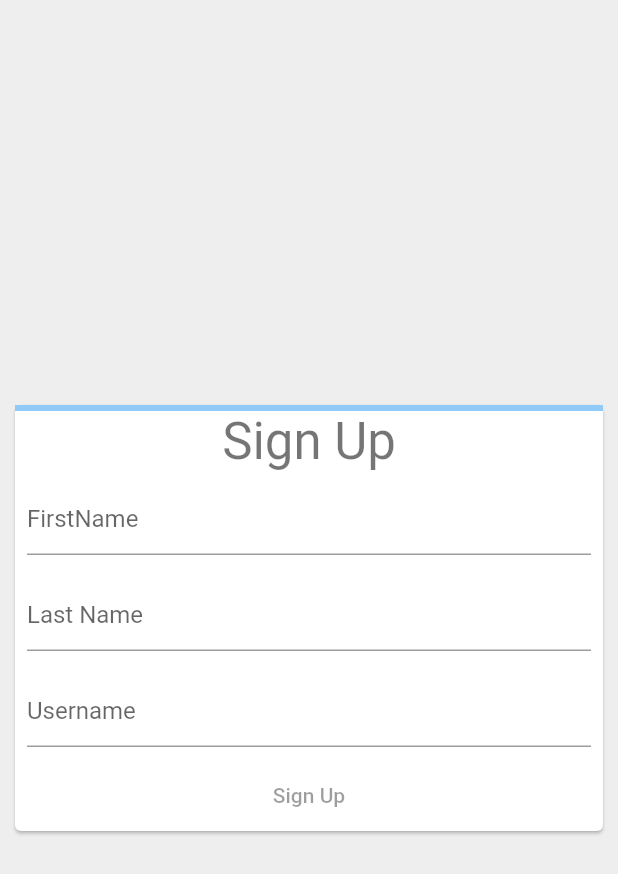
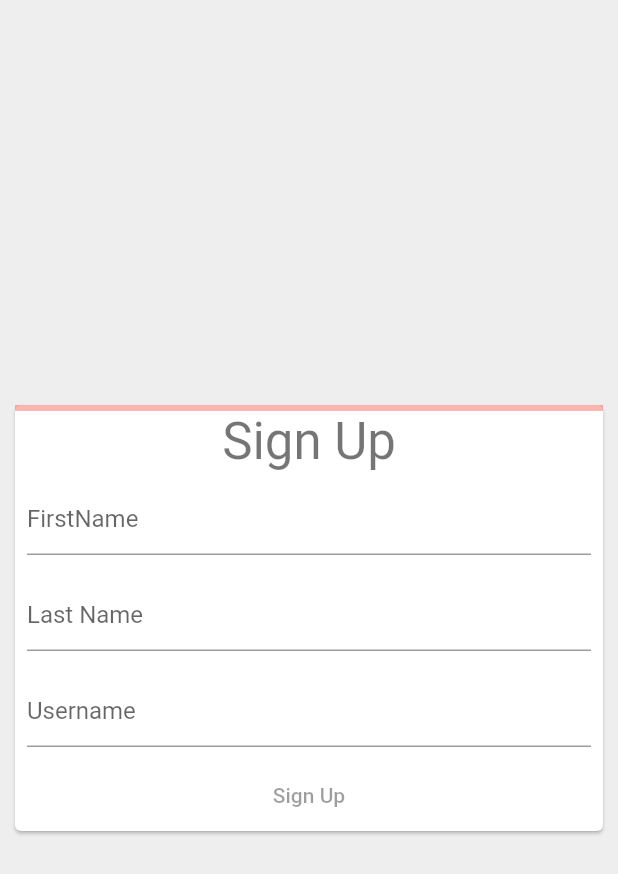
Before and after one commit to markiplagat/flutter-signup-example, a Flutter app: the screen it shows after launch, on a phone screen of 412 x 824 dp. Shown: the top 874 px of the screen. Run offline on Flutter 3.47's test engine with Material 2 defaults, Android fonts, the phone set to English and light mode, and no system bars.

Commit message:
Animation for sign in progress

```diff
--- a/lib/main.dart
+++ b/lib/main.dart
@@ -79,7 +79,7 @@ class _SignupFormState extends State<SignUpForm> {
       child: Column(
         mainAxisSize: MainAxisSize.min,
         children: [
-          LinearProgressIndicator(value: _formProgress),
+          AnimatedProgressIndicator(value: _formProgress),
           Text('Sign Up', style: Theme.of(context).textTheme.headline4),
           Padding(
             padding: const EdgeInsets.all(8.0),
@@ -137,3 +137,66 @@ class WelcomeScreen extends StatelessWidget {
     );
   }
 }
+
+// Animation for sign in progress
+class AnimatedProgressIndicator extends StatefulWidget {
+  final double value;
+
+  const AnimatedProgressIndicator({
+    required this.value,
+  });
+  @override
+  State<StatefulWidget> createState() {
+    return _AnimatedProgressIndicatorState();
+  }
+}
+
+class _AnimatedProgressIndicatorState extends State<AnimatedProgressIndicator>
+    with SingleTickerProviderStateMixin {
+  late AnimationController _controller;
+  late Animation<Color?> _colorAnimation;
+  late Animation<double> _curveAnimation;
+
+  @override
+  void initState() {
+    super.initState();
+    _controller = AnimationController(
+        duration: const Duration(milliseconds: 1200), vsync: this);
+
+    final colorTween = TweenSequence([
+      TweenSequenceItem(
+        tween: ColorTween(begin: Colors.red, end: Colors.orange),
+        weight: 1,
+      ),
+      TweenSequenceItem(
+        tween: ColorTween(begin: Colors.orange, end: Colors.yellow),
+        weight: 1,
+      ),
+      TweenSequenceItem(
+        tween: ColorTween(begin: Colors.yellow, end: Colors.green),
+        weight: 1,
+      ),
+    ]);
+
+    _colorAnimation = _controller.drive(colorTween);
+    _curveAnimation = _controller.drive(CurveTween(curve: Curves.easeIn));
+  }
+
+  @override
+  void didUpdateWidget(oldWidget) {
+    super.didUpdateWidget(oldWidget);
+    _controller.animateTo(widget.value);
+  }
+
+  @override
+  Widget build(BuildContext context) {
+    return AnimatedBuilder(
+      animation: _controller,
+      builder: (context, child) => LinearProgressIndicator(
+        value: _curveAnimation.value,
+        valueColor: _colorAnimation,
+        backgroundColor: _colorAnimation.value?.withOpacity(0.4),
+      ),
+    );
+  }
+}
```
